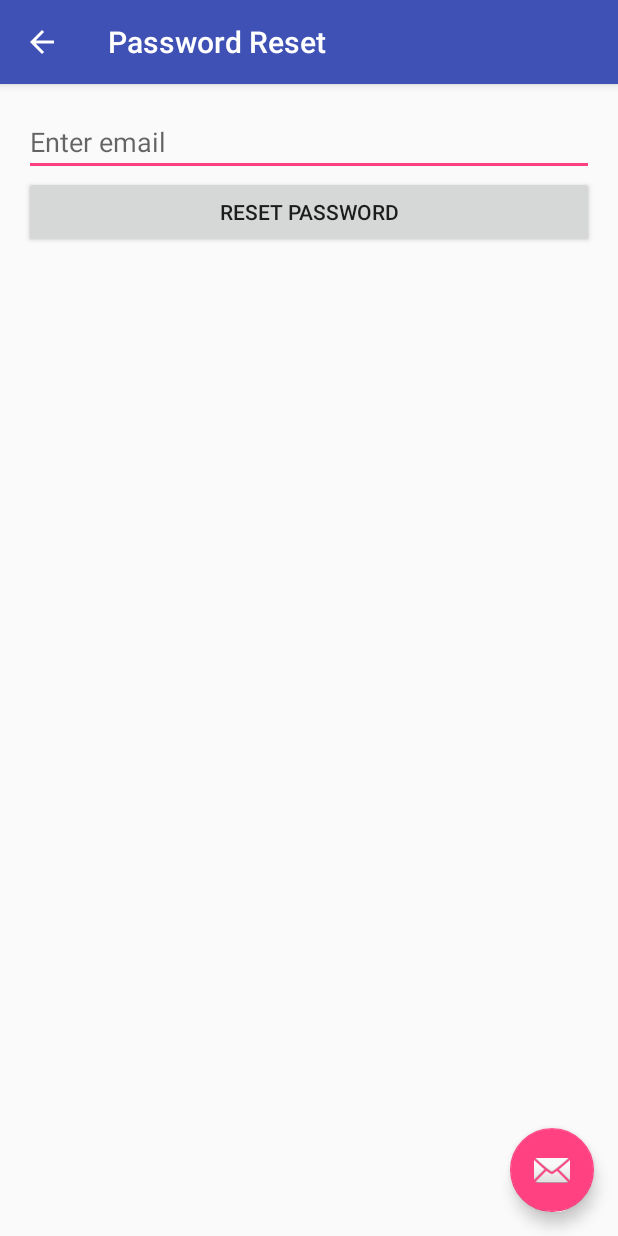
After one commit to IV007/ng-chat, an Android app: the ForgotPassword screen opened directly, with no data from a screen before it, on a phone screen of 412 x 824 dp. The commit adds this screen. Run offline under Robolectric (Android 15) with nearby library versions, the phone set to English and light mode, and no system bars; libraries missing offline, so code that uses them is left out: com.parse.

Commit message:
Forgot Password functionality

```diff
--- /dev/null
+++ b/NGChat/app/src/main/java/com/sidelance/ngchat/ForgotPassword.java
@@ -0,0 +1,103 @@
+package com.sidelance.ngchat;
+
+import android.app.AlertDialog;
+import android.content.DialogInterface;
+import android.content.Intent;
+import android.os.Bundle;
+import android.support.design.widget.FloatingActionButton;
+import android.support.design.widget.Snackbar;
+import android.support.v7.app.AppCompatActivity;
+import android.support.v7.widget.Toolbar;
+import android.text.TextUtils;
+import android.view.View;
+import android.view.Window;
+import android.widget.Button;
+import android.widget.EditText;
+
+import com.parse.ParseException;
+import com.parse.ParseUser;
+import com.parse.RequestPasswordResetCallback;
+
+public class ForgotPassword extends AppCompatActivity {
+
+    protected EditText mEmailEditText;
+    protected Button mResetPasswordButton;
+
+    @Override
+    protected void onCreate(Bundle savedInstanceState) {
+        requestWindowFeature(Window.FEATURE_INDETERMINATE_PROGRESS);
+        super.onCreate(savedInstanceState);
+        setContentView(R.layout.activity_forgot_password);
+        Toolbar toolbar = (Toolbar) findViewById(R.id.toolbar);
+        setSupportActionBar(toolbar);
+
+        FloatingActionButton fab = (FloatingActionButton) findViewById(R.id.fab);
+        fab.setOnClickListener(new View.OnClickListener() {
+            @Override
+            public void onClick(View view) {
+                Snackbar.make(view, "Replace with your own action", Snackbar.LENGTH_LONG)
+                        .setAction("Action", null).show();
+            }
+        });
+        getSupportActionBar().setDisplayHomeAsUpEnabled(true);
+
+        mEmailEditText = (EditText) findViewById(R.id.forgotEmailEditText);
+        mResetPasswordButton = (Button) findViewById(R.id.resetPasswordButton);
+
+        mResetPasswordButton.setOnClickListener(new View.OnClickListener() {
+            @Override
+            public void onClick(View v) {
+                String email = mEmailEditText.getText().toString();
+
+                if (TextUtils.isEmpty(email)){
+                    AlertDialog.Builder builder = new AlertDialog.Builder(ForgotPassword.this);
+                    builder.setTitle(R.string.SIGN_UP_ERROR_TITLE);
+                    builder.setMessage(R.string.FORGOT_PASSWORD_EMPTY_EMAIL);
+                    builder.setPositiveButton(android.R.string.ok, null);
+
+                    AlertDialog dialog = builder.create();
+                    dialog.show();
+                } else {
+
+                    setProgressBarIndeterminateVisibility(true);
+                    ParseUser.requestPasswordResetInBackground(email, new RequestPasswordResetCallback() {
+                        @Override
+                        public void done(ParseException e) {
+                            if (e == null){
+                                setProgressBarIndeterminateVisibility(false);
+
+                                AlertDialog.Builder builder = new AlertDialog.Builder(ForgotPassword.this);
+                                builder.setTitle(R.string.FORGOT_PASSWORD_RESET_SUCCESS_TITLE);
+                                builder.setMessage(R.string.FORGOT_PASSWORD_SUCCESS_MESSAGE);
+                                builder.setPositiveButton(R.string.BUTTON_LOGIN, new DialogInterface.OnClickListener() {
+                                    @Override
+                                    public void onClick(DialogInterface dialog, int which) {
+                                        Intent intent = new Intent(ForgotPassword.this, LoginActivity.class);
+                                        startActivity(intent);
+                                    }
+                                });
+                                AlertDialog dialog = builder.create();
+                                dialog.show();
+
+
+                            } else {
+                                AlertDialog.Builder builder = new AlertDialog.Builder(ForgotPassword.this);
+                                builder.setMessage(e.getMessage() + " " + R.string.FORGOT_PASSWORD_EMPTY_EMAIL)
+                                        .setTitle(R.string.FORGOT_PASSWORD_ERROR_TITLE)
+                                        .setPositiveButton(android.R.string.ok, null);
+
+                                AlertDialog dialog = builder.create();
+                                dialog.show();
+
+
+
+                            }
+                        }
+                    });
+
+                }
+            }
+        });
+    }
+
+}
--- /dev/null
+++ b/NGChat/app/src/main/java/com/sidelance/ngchat/ForgotPasswordFragment.java
@@ -0,0 +1,22 @@
+package com.sidelance.ngchat;
+
+import android.support.v4.app.Fragment;
+import android.os.Bundle;
+import android.view.LayoutInflater;
+import android.view.View;
+import android.view.ViewGroup;
+
+/**
+ * A placeholder fragment containing a simple view.
+ */
+public class ForgotPasswordFragment extends Fragment {
+
+    public ForgotPasswordFragment() {
+    }
+
+    @Override
+    public View onCreateView(LayoutInflater inflater, ViewGroup container,
+                             Bundle savedInstanceState) {
+        return inflater.inflate(R.layout.fragment_forgot_password, container, false);
+    }
+}
--- /dev/null
+++ b/NGChat/app/src/main/res/layout/activity_forgot_password.xml
@@ -0,0 +1,25 @@
+<?xml version="1.0" encoding="utf-8"?>
+<android.support.design.widget.CoordinatorLayout
+    xmlns:android="http://schemas.android.com/apk/res/android"
+    xmlns:app="http://schemas.android.com/apk/res-auto"
+    xmlns:tools="http://schemas.android.com/tools" android:layout_width="match_parent"
+    android:layout_height="match_parent" android:fitsSystemWindows="true"
+    tools:context="com.sidelance.ngchat.ForgotPassword">
+
+    <android.support.design.widget.AppBarLayout android:layout_height="wrap_content"
+        android:layout_width="match_parent" android:theme="@style/AppTheme.AppBarOverlay">
+
+        <android.support.v7.widget.Toolbar android:id="@+id/toolbar"
+            android:layout_width="match_parent" android:layout_height="?attr/actionBarSize"
+            android:background="?attr/colorPrimary" app:popupTheme="@style/AppTheme.PopupOverlay" />
+
+    </android.support.design.widget.AppBarLayout>
+
+    <include layout="@layout/content_forgot_password" />
+
+    <android.support.design.widget.FloatingActionButton android:id="@+id/fab"
+        android:layout_width="wrap_content" android:layout_height="wrap_content"
+        android:layout_gravity="bottom|end" android:layout_margin="@dimen/fab_margin"
+        android:src="@android:drawable/ic_dialog_email" />
+
+</android.support.design.widget.CoordinatorLayout>
--- /dev/null
+++ b/NGChat/app/src/main/res/layout/fragment_forgot_password.xml
@@ -0,0 +1,32 @@
+<RelativeLayout xmlns:android="http://schemas.android.com/apk/res/android"
+    xmlns:tools="http://schemas.android.com/tools" android:layout_width="match_parent"
+    android:layout_height="match_parent" android:paddingLeft="@dimen/activity_horizontal_margin"
+    android:paddingRight="@dimen/activity_horizontal_margin"
+    android:paddingTop="@dimen/activity_vertical_margin"
+    android:paddingBottom="@dimen/activity_vertical_margin"
+    tools:showIn="@layout/activity_forgot_password"
+    tools:context="com.sidelance.ngchat.ForgotPasswordFragment">
+
+
+    <EditText
+        android:layout_width="match_parent"
+        android:layout_height="wrap_content"
+        android:inputType="textEmailAddress"
+        android:ems="10"
+        android:id="@+id/forgotEmailEditText"
+        android:layout_alignParentTop="true"
+        android:layout_alignParentLeft="true"
+        android:layout_alignParentStart="true"
+        android:hint="@string/USERNAME_EMAIL_HINT_STRING"
+        android:textSize="18sp" />
+
+    <Button
+        android:layout_width="match_parent"
+        android:layout_height="wrap_content"
+        android:text="@string/FORGOT_PASSWORD_RESET_BUTTON"
+        android:id="@+id/resetPasswordButton"
+        android:layout_below="@+id/forgotEmailEditText"
+        android:layout_alignParentLeft="true"
+        android:layout_alignParentStart="true"
+        />
+</RelativeLayout>
--- a/NGChat/app/src/main/res/values/strings.xml
+++ b/NGChat/app/src/main/res/values/strings.xml
@@ -16,4 +16,10 @@
     <string name="SIGN_UP_ERROR_TITLE">Incomplete form</string>
     <string name="LOGIN_ERROR_TITLE">Login Failed</string>
     <string name="MENU_LOGOUT_LABEL">Log out</string>
+    <string name="title_activity_forgot_password">Password Reset</string>
+    <string name="FORGOT_PASSWORD_RESET_BUTTON">Reset Password</string>
+    <string name="FORGOT_PASSWORD_EMPTY_EMAIL">E-mail field must be filled with valid email</string>
+    <string name="FORGOT_PASSWORD_SUCCESS_MESSAGE">A link to reset your password has been sent to the email address provided.</string>
+    <string name="FORGOT_PASSWORD_ERROR_TITLE">Error</string>
+    <string name="FORGOT_PASSWORD_RESET_SUCCESS_TITLE">Reset Successful</string>
 </resources>
```
Also changed, not shown: NGChat/app/src/main/AndroidManifest.xml (+15 -6 lines), NGChat/app/src/main/java/com/sidelance/ngchat/LoginActivity.java (+14 -3 lines), NGChat/app/src/main/res/layout/content_forgot_password.xml (added, +7 -0 lines), NGChat/app/src/main/res/menu/menu_forgot_password.xml (added, +7 -0 lines).
